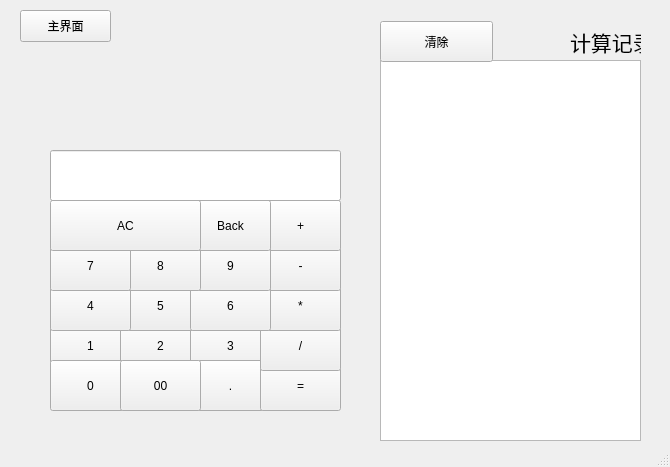
Before: the Qt Designer form allUI/Calculator.ui in KJC1999/momofish, drawn with Qt 5.
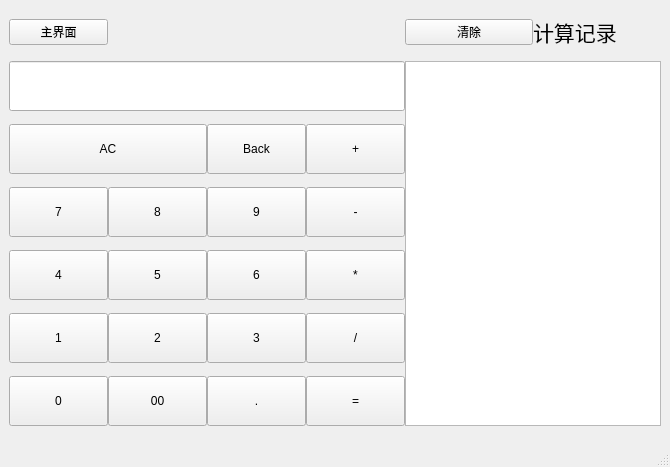
After: the same form once the commit is applied.

Patch:
```diff
--- a/allUI/Calculator.ui
+++ b/allUI/Calculator.ui
@@ -16,12 +16,6 @@
     <height>467</height>
    </size>
   </property>
-  <property name="maximumSize">
-   <size>
-    <width>670</width>
-    <height>467</height>
-   </size>
-  </property>
   <property name="windowTitle">
    <string>MainWindow</string>
   </property>
@@ -29,332 +23,316 @@
    <enum>Qt::LeftToRight</enum>
   </property>
   <widget class="QWidget" name="centralwidget">
-   <widget class="QPushButton" name="btn1">
-    <property name="geometry">
-     <rect>
-      <x>50</x>
-      <y>320</y>
-      <width>81</width>
-      <height>51</height>
-     </rect>
+   <layout class="QGridLayout" name="gridLayout">
+    <property name="horizontalSpacing">
+     <number>0</number>
     </property>
-    <property name="text">
-     <string>1</string>
+    <property name="verticalSpacing">
+     <number>-1</number>
     </property>
-   </widget>
-   <widget class="QPushButton" name="btn2">
-    <property name="geometry">
-     <rect>
-      <x>120</x>
-      <y>320</y>
-      <width>81</width>
-      <height>51</height>
-     </rect>
-    </property>
-    <property name="text">
-     <string>2</string>
-    </property>
-   </widget>
-   <widget class="QPushButton" name="btn3">
-    <property name="geometry">
-     <rect>
-      <x>190</x>
-      <y>320</y>
-      <width>81</width>
-      <height>51</height>
-     </rect>
-    </property>
-    <property name="text">
-     <string>3</string>
-    </property>
-   </widget>
-   <widget class="QPushButton" name="btn0">
-    <property name="geometry">
-     <rect>
-      <x>50</x>
-      <y>360</y>
-      <width>81</width>
-      <height>51</height>
-     </rect>
-    </property>
-    <property name="text">
-     <string>0</string>
-    </property>
-   </widget>
-   <widget class="QPushButton" name="btn_doc">
-    <property name="geometry">
-     <rect>
-      <x>190</x>
-      <y>360</y>
-      <width>81</width>
-      <height>51</height>
-     </rect>
-    </property>
-    <property name="text">
-     <string>.</string>
-    </property>
-   </widget>
-   <widget class="QPushButton" name="btnEqual">
-    <property name="geometry">
-     <rect>
-      <x>260</x>
-      <y>360</y>
-      <width>81</width>
-      <height>51</height>
-     </rect>
-    </property>
-    <property name="text">
-     <string>=</string>
-    </property>
-   </widget>
-   <widget class="QPushButton" name="btnDiv">
-    <property name="geometry">
-     <rect>
-      <x>260</x>
-      <y>320</y>
-      <width>81</width>
-      <height>51</height>
-     </rect>
-    </property>
-    <property name="text">
-     <string>/</string>
-    </property>
-   </widget>
-   <widget class="QPushButton" name="btn5">
-    <property name="geometry">
-     <rect>
-      <x>120</x>
-      <y>280</y>
-      <width>81</width>
-      <height>51</height>
-     </rect>
-    </property>
-    <property name="text">
-     <string>5</string>
-    </property>
-   </widget>
-   <widget class="QPushButton" name="btnMul">
-    <property name="geometry">
-     <rect>
-      <x>260</x>
-      <y>280</y>
-      <width>81</width>
-      <height>51</height>
-     </rect>
-    </property>
-    <property name="text">
-     <string>*</string>
-    </property>
-   </widget>
-   <widget class="QPushButton" name="btnSub">
-    <property name="geometry">
-     <rect>
-      <x>260</x>
-      <y>240</y>
-      <width>81</width>
-      <height>51</height>
-     </rect>
-    </property>
-    <property name="text">
-     <string>-</string>
-    </property>
-   </widget>
-   <widget class="QPushButton" name="btn4">
-    <property name="geometry">
-     <rect>
-      <x>50</x>
-      <y>280</y>
-      <width>81</width>
-      <height>51</height>
-     </rect>
-    </property>
-    <property name="text">
-     <string>4</string>
-    </property>
-   </widget>
-   <widget class="QPushButton" name="btn6">
-    <property name="geometry">
-     <rect>
-      <x>190</x>
-      <y>280</y>
-      <width>81</width>
-      <height>51</height>
-     </rect>
-    </property>
-    <property name="text">
-     <string>6</string>
-    </property>
-   </widget>
-   <widget class="QPushButton" name="btnPlus">
-    <property name="geometry">
-     <rect>
-      <x>260</x>
-      <y>200</y>
-      <width>81</width>
-      <height>51</height>
-     </rect>
-    </property>
-    <property name="text">
-     <string>+</string>
-    </property>
-   </widget>
-   <widget class="QPushButton" name="btn9">
-    <property name="geometry">
-     <rect>
-      <x>190</x>
-      <y>240</y>
-      <width>81</width>
-      <height>51</height>
-     </rect>
-    </property>
-    <property name="text">
-     <string>9</string>
-    </property>
-   </widget>
-   <widget class="QPushButton" name="btn8">
-    <property name="geometry">
-     <rect>
-      <x>120</x>
-      <y>240</y>
-      <width>81</width>
-      <height>51</height>
-     </rect>
-    </property>
-    <property name="text">
-     <string>8</string>
-    </property>
-   </widget>
-   <widget class="QPushButton" name="btn7">
-    <property name="geometry">
-     <rect>
-      <x>50</x>
-      <y>240</y>
-      <width>81</width>
-      <height>51</height>
-     </rect>
-    </property>
-    <property name="text">
-     <string>7</string>
-    </property>
-   </widget>
-   <widget class="QPushButton" name="btnBack">
-    <property name="geometry">
-     <rect>
-      <x>190</x>
-      <y>200</y>
-      <width>81</width>
-      <height>51</height>
-     </rect>
-    </property>
-    <property name="text">
-     <string>Back</string>
-    </property>
-   </widget>
-   <widget class="QPushButton" name="btnClear">
-    <property name="geometry">
-     <rect>
-      <x>50</x>
-      <y>200</y>
-      <width>151</width>
-      <height>51</height>
-     </rect>
-    </property>
-    <property name="text">
-     <string>AC</string>
-    </property>
-   </widget>
-   <widget class="QPushButton" name="btn00">
-    <property name="geometry">
-     <rect>
-      <x>120</x>
-      <y>360</y>
-      <width>81</width>
-      <height>51</height>
-     </rect>
-    </property>
-    <property name="text">
-     <string>00</string>
-    </property>
-   </widget>
-   <widget class="QLineEdit" name="lineEdit">
-    <property name="geometry">
-     <rect>
-      <x>50</x>
-      <y>150</y>
-      <width>291</width>
-      <height>51</height>
-     </rect>
-    </property>
-    <property name="readOnly">
-     <bool>true</bool>
-    </property>
-   </widget>
-   <widget class="QPushButton" name="main_Button">
-    <property name="geometry">
-     <rect>
-      <x>20</x>
-      <y>10</y>
-      <width>91</width>
-      <height>32</height>
-     </rect>
-    </property>
-    <property name="text">
-     <string>主界面</string>
-    </property>
-   </widget>
-   <widget class="QPlainTextEdit" name="plainTextEdit">
-    <property name="geometry">
-     <rect>
-      <x>380</x>
-      <y>60</y>
-      <width>261</width>
-      <height>381</height>
-     </rect>
-    </property>
-    <property name="readOnly">
-     <bool>true</bool>
-    </property>
-   </widget>
-   <widget class="QLabel" name="label">
-    <property name="geometry">
-     <rect>
-      <x>570</x>
-      <y>21</y>
-      <width>71</width>
-      <height>41</height>
-     </rect>
-    </property>
-    <property name="font">
-     <font>
-      <pointsize>16</pointsize>
-     </font>
-    </property>
-    <property name="layoutDirection">
-     <enum>Qt::LeftToRight</enum>
-    </property>
-    <property name="text">
-     <string>计算记录</string>
-    </property>
-    <property name="scaledContents">
-     <bool>false</bool>
-    </property>
-    <property name="wordWrap">
-     <bool>false</bool>
-    </property>
-   </widget>
-   <widget class="QPushButton" name="btnReset">
-    <property name="geometry">
-     <rect>
-      <x>380</x>
-      <y>21</y>
-      <width>113</width>
-      <height>41</height>
-     </rect>
-    </property>
-    <property name="text">
-     <string>清除</string>
-    </property>
-   </widget>
+    <item row="0" column="0">
+     <widget class="QPushButton" name="main_Button">
+      <property name="text">
+       <string>主界面</string>
+      </property>
+     </widget>
+    </item>
+    <item row="0" column="4">
+     <widget class="QPushButton" name="btnReset">
+      <property name="text">
+       <string>清除</string>
+      </property>
+     </widget>
+    </item>
+    <item row="0" column="5">
+     <widget class="QLabel" name="label">
+      <property name="font">
+       <font>
+        <pointsize>16</pointsize>
+       </font>
+      </property>
+      <property name="layoutDirection">
+       <enum>Qt::LeftToRight</enum>
+      </property>
+      <property name="text">
+       <string>计算记录</string>
+      </property>
+      <property name="scaledContents">
+       <bool>false</bool>
+      </property>
+      <property name="wordWrap">
+       <bool>false</bool>
+      </property>
+     </widget>
+    </item>
+    <item row="1" column="0" colspan="4">
+     <widget class="QLineEdit" name="lineEdit">
+      <property name="minimumSize">
+       <size>
+        <width>0</width>
+        <height>50</height>
+       </size>
+      </property>
+      <property name="readOnly">
+       <bool>true</bool>
+      </property>
+     </widget>
+    </item>
+    <item row="1" column="4" rowspan="6" colspan="2">
+     <widget class="QPlainTextEdit" name="plainTextEdit">
+      <property name="readOnly">
+       <bool>true</bool>
+      </property>
+     </widget>
+    </item>
+    <item row="2" column="0" colspan="2">
+     <widget class="QPushButton" name="btnClear">
+      <property name="minimumSize">
+       <size>
+        <width>0</width>
+        <height>50</height>
+       </size>
+      </property>
+      <property name="text">
+       <string>AC</string>
+      </property>
+     </widget>
+    </item>
+    <item row="2" column="2">
+     <widget class="QPushButton" name="btnBack">
+      <property name="minimumSize">
+       <size>
+        <width>0</width>
+        <height>50</height>
+       </size>
+      </property>
+      <property name="text">
+       <string>Back</string>
+      </property>
+     </widget>
+    </item>
+    <item row="2" column="3">
+     <widget class="QPushButton" name="btnPlus">
+      <property name="minimumSize">
+       <size>
+        <width>0</width>
+        <height>50</height>
+       </size>
+      </property>
+      <property name="text">
+       <string>+</string>
+      </property>
+     </widget>
+    </item>
+    <item row="3" column="0">
+     <widget class="QPushButton" name="btn7">
+      <property name="minimumSize">
+       <size>
+        <width>0</width>
+        <height>50</height>
+       </size>
+      </property>
+      <property name="text">
+       <string>7</string>
+      </property>
+     </widget>
+    </item>
+    <item row="3" column="1">
+     <widget class="QPushButton" name="btn8">
+      <property name="minimumSize">
+       <size>
+        <width>0</width>
+        <height>50</height>
+       </size>
+      </property>
+      <property name="text">
+       <string>8</string>
+      </property>
+     </widget>
+    </item>
+    <item row="3" column="2">
+     <widget class="QPushButton" name="btn9">
+      <property name="minimumSize">
+       <size>
+        <width>0</width>
+        <height>50</height>
+       </size>
+      </property>
+      <property name="text">
+       <string>9</string>
+      </property>
+     </widget>
+    </item>
+    <item row="3" column="3">
+     <widget class="QPushButton" name="btnSub">
+      <property name="minimumSize">
+       <size>
+        <width>0</width>
+        <height>50</height>
+       </size>
+      </property>
+      <property name="text">
+       <string>-</string>
+      </property>
+     </widget>
+    </item>
+    <item row="4" column="0">
+     <widget class="QPushButton" name="btn4">
+      <property name="minimumSize">
+       <size>
+        <width>0</width>
+        <height>50</height>
+       </size>
+      </property>
+      <property name="text">
+       <string>4</string>
+      </property>
+     </widget>
+    </item>
+    <item row="4" column="1">
+     <widget class="QPushButton" name="btn5">
+      <property name="minimumSize">
+       <size>
+        <width>0</width>
+        <height>50</height>
+       </size>
+      </property>
+      <property name="text">
+       <string>5</string>
+      </property>
+     </widget>
+    </item>
+    <item row="4" column="2">
+     <widget class="QPushButton" name="btn6">
+      <property name="minimumSize">
+       <size>
+        <width>0</width>
+        <height>50</height>
+       </size>
+      </property>
+      <property name="text">
+       <string>6</string>
+      </property>
+     </widget>
+    </item>
+    <item row="4" column="3">
+     <widget class="QPushButton" name="btnMul">
+      <property name="minimumSize">
+       <size>
+        <width>0</width>
+        <height>50</height>
+       </size>
+      </property>
+      <property name="text">
+       <string>*</string>
+      </property>
+     </widget>
+    </item>
+    <item row="5" column="0">
+     <widget class="QPushButton" name="btn1">
+      <property name="minimumSize">
+       <size>
+        <width>0</width>
+        <height>50</height>
+       </size>
+      </property>
+      <property name="text">
+       <string>1</string>
+      </property>
+     </widget>
+    </item>
+    <item row="5" column="1">
+     <widget class="QPushButton" name="btn2">
+      <property name="minimumSize">
+       <size>
+        <width>0</width>
+        <height>50</height>
+       </size>
+      </property>
+      <property name="text">
+       <string>2</string>
+      </property>
+     </widget>
+    </item>
+    <item row="5" column="2">
+     <widget class="QPushButton" name="btn3">
+      <property name="minimumSize">
+       <size>
+        <width>0</width>
+        <height>50</height>
+       </size>
+      </property>
+      <property name="text">
+       <string>3</string>
+      </property>
+     </widget>
+    </item>
+    <item row="5" column="3">
+     <widget class="QPushButton" name="btnDiv">
+      <property name="minimumSize">
+       <size>
+        <width>0</width>
+        <height>50</height>
+       </size>
+      </property>
+      <property name="text">
+       <string>/</string>
+      </property>
+     </widget>
+    </item>
+    <item row="6" column="0">
+     <widget class="QPushButton" name="btn0">
+      <property name="minimumSize">
+       <size>
+        <width>0</width>
+        <height>50</height>
+       </size>
+      </property>
+      <property name="text">
+       <string>0</string>
+      </property>
+     </widget>
+    </item>
+    <item row="6" column="1">
+     <widget class="QPushButton" name="btn00">
+      <property name="minimumSize">
+       <size>
+        <width>0</width>
+        <height>50</height>
+       </size>
+      </property>
+      <property name="text">
+       <string>00</string>
+      </property>
+     </widget>
+    </item>
+    <item row="6" column="2">
+     <widget class="QPushButton" name="btn_doc">
+      <property name="minimumSize">
+       <size>
+        <width>0</width>
+        <height>50</height>
+       </size>
+      </property>
+      <property name="text">
+       <string>.</string>
+      </property>
+     </widget>
+    </item>
+    <item row="6" column="3">
+     <widget class="QPushButton" name="btnEqual">
+      <property name="minimumSize">
+       <size>
+        <width>0</width>
+        <height>50</height>
+       </size>
+      </property>
+      <property name="text">
+       <string>=</string>
+      </property>
+     </widget>
+    </item>
+   </layout>
   </widget>
   <widget class="QStatusBar" name="statusbar"/>
  </widget>
```
